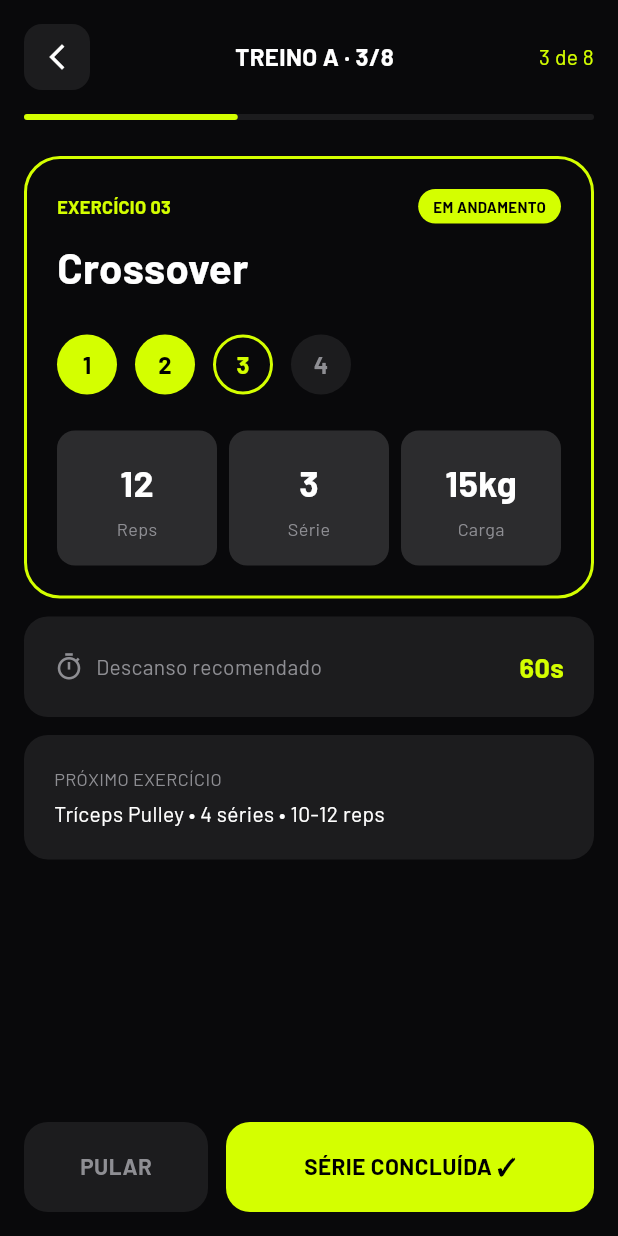
After one commit to NathanYanDev/treinai, a Flutter app: the WorkoutProgress screen opened directly, on a phone screen of 412 x 824 dp. The commit adds this screen. Run offline on Flutter 3.47's test engine with Material 3 defaults, Android fonts, the phone set to English and light mode, and no system bars; our stand-ins replace equatable, flutter_bloc, google_fonts.

Commit message:
Telas de detalhes do treino (antes) e progresso (durante)

```diff
--- a/lib/main.dart
+++ b/lib/main.dart
@@ -4,9 +4,13 @@ import 'package:flutter_bloc/flutter_bloc.dart';
 import 'core/theme/app_theme.dart';
 import 'presentation/bloc/onboarding_cubit.dart';
 import 'presentation/pages/onboarding/onboarding_router.dart'; //rotas do onboarding
+import 'presentation/pages/workout_details.dart'; // detalhes do treino
+import 'presentation/pages/workout_progress.dart'; // progresso do treino
 import 'presentation/pages/workout_complete_screen.dart'; //conclusão do treino
 import 'presentation/pages/profile_screen.dart'; //tela sobre
 import 'presentation/pages/login/login_page.dart'; // tela login
+
+
 
 void main() {
   runApp(const App());
--- /dev/null
+++ b/lib/presentation/pages/workout_progress.dart
@@ -0,0 +1,219 @@
+import 'package:flutter/material.dart';
+import 'package:treinai/main.dart';
+
+class WorkoutProgress extends StatelessWidget {
+  const WorkoutProgress({super.key});
+
+  @override
+  Widget build(BuildContext context) {
+    return Scaffold(
+        backgroundColor: const Color(0xFF09090B),
+        body: SafeArea(
+          child: Padding(
+            padding: const EdgeInsets.all(16.0),
+            child: Column(
+              children: [
+
+                Row(
+                  mainAxisAlignment: MainAxisAlignment.spaceBetween,
+                  children: [
+                    Container(
+                      padding: const EdgeInsets.all(12),
+                      decoration: BoxDecoration(color: Color(0xFF1C1C1E), borderRadius: BorderRadius.circular(12)),
+                      child: Icon(Icons.arrow_back_ios_new, color: Colors.white, size: 20),
+                    ),
+                    Text('TREINO A · 3/8', style: TextStyle(color: Colors.white, fontSize: 16, fontWeight: FontWeight.bold)),
+                    Text('3 de 8', style: TextStyle(color: Color(0xFFD4FF00), fontSize: 14)),
+                  ],
+                ),
+                SizedBox(height: 16),
+                Stack(
+                  children: [
+                    Container(height: 4, decoration: BoxDecoration(color: Color(0xFF1C1C1E), borderRadius: BorderRadius.circular(2))),
+                    FractionallySizedBox(
+                      widthFactor: 0.375,
+                      child: Container(height: 4, decoration: BoxDecoration(color: Color(0xFFD4FF00), borderRadius: BorderRadius.circular(2))),
+                    ),
+                  ],
+                ),
+                SizedBox(height: 24),
+
+                Container(
+                  padding: const EdgeInsets.all(20),
+                  decoration: BoxDecoration(
+                    color: Color(0xFF09090B),
+                    border: Border.all(color: Color(0xFFD4FF00), width: 2),
+                    borderRadius: BorderRadius.circular(24),
+                  ),
+                  child: Column(
+                    crossAxisAlignment: CrossAxisAlignment.start,
+                    children: [
+                      Row(
+                        mainAxisAlignment: MainAxisAlignment.spaceBetween,
+                        children: [
+                          Text('EXERCÍCIO 03', style: TextStyle(color: Color(0xFFD4FF00), fontWeight: FontWeight.bold, fontSize: 12)),
+                          Container(
+                            padding: EdgeInsets.symmetric(horizontal: 10, vertical: 4),
+                            decoration: BoxDecoration(color: Color(0xFFD4FF00), borderRadius: BorderRadius.circular(20)),
+                            child: Text('EM ANDAMENTO', style: TextStyle(color: Colors.black, fontSize: 10, fontWeight: FontWeight.bold)),
+                          ),
+                        ],
+                      ),
+                      SizedBox(height: 8),
+                      Text('Crossover', style: TextStyle(color: Colors.white, fontSize: 28, fontWeight: FontWeight.bold)),
+                      SizedBox(height: 24),
+
+                      Row(
+                        children: [
+                          Container(
+                            margin: const EdgeInsets.only(right: 12), width: 40, height: 40,
+                            decoration: BoxDecoration(color: Color(0xFFD4FF00), shape: BoxShape.circle),
+                            alignment: Alignment.center,
+                            child: Text('1', style: TextStyle(color: Colors.black, fontWeight: FontWeight.bold, fontSize: 16)),
+                          ),
+                          Container(
+                            margin: const EdgeInsets.only(right: 12), width: 40, height: 40,
+                            decoration: BoxDecoration(color: Color(0xFFD4FF00), shape: BoxShape.circle),
+                            alignment: Alignment.center,
+                            child: Text('2', style: TextStyle(color: Colors.black, fontWeight: FontWeight.bold, fontSize: 16)),
+                          ),
+                          Container(
+                            margin: const EdgeInsets.only(right: 12), width: 40, height: 40,
+                            decoration: BoxDecoration(color: Colors.transparent, border: Border.all(color: Color(0xFFD4FF00), width: 2), shape: BoxShape.circle),
+                            alignment: Alignment.center,
+                            child: Text('3', style: TextStyle(color: Color(0xFFD4FF00), fontWeight: FontWeight.bold, fontSize: 16)),
+                          ),
+                          Container(
+                            margin: const EdgeInsets.only(right: 12), width: 40, height: 40,
+                            decoration: BoxDecoration(color: Color(0xFF1C1C1E), shape: BoxShape.circle),
+                            alignment: Alignment.center,
+                            child: Text('4', style: TextStyle(color: Color(0xFF8E8E93), fontWeight: FontWeight.bold, fontSize: 16)),
+                          ),
+                        ],
+                      ),
+                      SizedBox(height: 24),
+                      Row(
+                        children: [
+                          Expanded(
+                            child: Container(
+                              padding: const EdgeInsets.symmetric(vertical: 16),
+                              decoration: BoxDecoration(color: Color(0xFF2C2C2E), borderRadius: BorderRadius.circular(12)),
+                              child: Column(
+                                children: [
+                                  Text('12', style: TextStyle(color: Colors.white, fontSize: 24, fontWeight: FontWeight.bold)),
+                                  SizedBox(height: 4),
+                                  Text('Reps', style: TextStyle(color: Color(0xFF8E8E93), fontSize: 12)),
+                                ],
+                              ),
+                            ),
+                          ),
+                          SizedBox(width: 8),
+                          Expanded(
+                            child: Container(
+                              padding: const EdgeInsets.symmetric(vertical: 16),
+                              decoration: BoxDecoration(color: Color(0xFF2C2C2E), borderRadius: BorderRadius.circular(12)),
+                              child: Column(
+                                children: [
+                                  Text('3', style: TextStyle(color: Colors.white, fontSize: 24, fontWeight: FontWeight.bold)),
+                                  SizedBox(height: 4),
+                                  Text('Série', style: TextStyle(color: Color(0xFF8E8E93), fontSize: 12)),
+                                ],
+                              ),
+                            ),
+                          ),
+                          SizedBox(width: 8),
+                          Expanded(
+                            child: Container(
+                              padding: const EdgeInsets.symmetric(vertical: 16),
+                              decoration: BoxDecoration(color: Color(0xFF2C2C2E), borderRadius: BorderRadius.circular(12)),
+                              child: Column(
+                                children: [
+                                  Text('15kg', style: TextStyle(color: Colors.white, fontSize: 24, fontWeight: FontWeight.bold)),
+                                  SizedBox(height: 4),
+                                  Text('Carga', style: TextStyle(color: Color(0xFF8E8E93), fontSize: 12)),
+                                ],
+                              ),
+                            ),
+                          ),
+                        ],
+                      )
+                    ],
+                  ),
+                ),
+                SizedBox(height: 12),
+
+                Container(
+                  padding: const EdgeInsets.all(20),
+                  decoration: BoxDecoration(color: Color(0xFF1C1C1E), borderRadius: BorderRadius.circular(16)),
+                  child: Row(
+                    mainAxisAlignment: MainAxisAlignment.spaceBetween,
+                    children: [
+                      Row(
+                        children: [
+                          Icon(Icons.timer_outlined, color: Color(0xFF8E8E93), size: 20),
+                          SizedBox(width: 8),
+                          Text('Descanso recomendado', style: TextStyle(color: Color(0xFF8E8E93), fontSize: 14)),
+                        ],
+                      ),
+                      Text('60s', style: TextStyle(color: Color(0xFFD4FF00), fontSize: 18, fontWeight: FontWeight.bold)),
+                    ],
+                  ),
+                ),
+                SizedBox(height: 12),
+
+                Container(
+                  width: double.maxFinite,
+                  padding: const EdgeInsets.all(20),
+                  decoration: BoxDecoration(color: Color(0xFF1C1C1E), borderRadius: BorderRadius.circular(16)),
+                  child: Column(
+                    crossAxisAlignment: CrossAxisAlignment.start,
+                    children: [
+                      Text('PRÓXIMO EXERCÍCIO', style: TextStyle(color: Color(0xFF8E8E93), fontSize: 12)),
+                      SizedBox(height: 4),
+                      Text('Tríceps Pulley • 4 séries • 10-12 reps', style: TextStyle(color: Colors.white, fontSize: 14)),
+                    ],
+                  ),
+                ),
+
+                Spacer(), // isso é muito útil
+
+                Row(
+                  children: [
+                    Expanded(
+                      flex: 1,
+                      child: SizedBox(
+                        height: 60,
+                        child: ElevatedButton(
+                          style: ElevatedButton.styleFrom(
+                            backgroundColor: Color(0xFF1C1C1E),
+                            shape: RoundedRectangleBorder(borderRadius: BorderRadius.circular(16)),
+                          ),
+                          onPressed: () {},
+                          child: Text('PULAR', style: TextStyle(color: Color(0xFF8E8E93), fontWeight: FontWeight.bold)),
+                        ),
+                      ),
+                    ),
+                    SizedBox(width: 12),
+                    Expanded(
+                      flex: 2,
+                      child: SizedBox(
+                        height: 60,
+                        child: ElevatedButton(
+                          style: ElevatedButton.styleFrom(
+                            backgroundColor: Color(0xFFD4FF00),
+                            shape: RoundedRectangleBorder(borderRadius: BorderRadius.circular(16)),
+                          ),
+                          onPressed: () {},
+                          child: Text('SÉRIE CONCLUÍDA ✓', style: TextStyle(color: Colors.black, fontWeight: FontWeight.bold)),
+                        ),
+                      ),
+                    ),
+                  ],
+                ),
+              ],
+            ),
+          ),
+        ),
+    );
+  }
+}
```
Also changed, not shown: lib/presentation/pages/workout_details.dart (added, +316 -0 lines).
